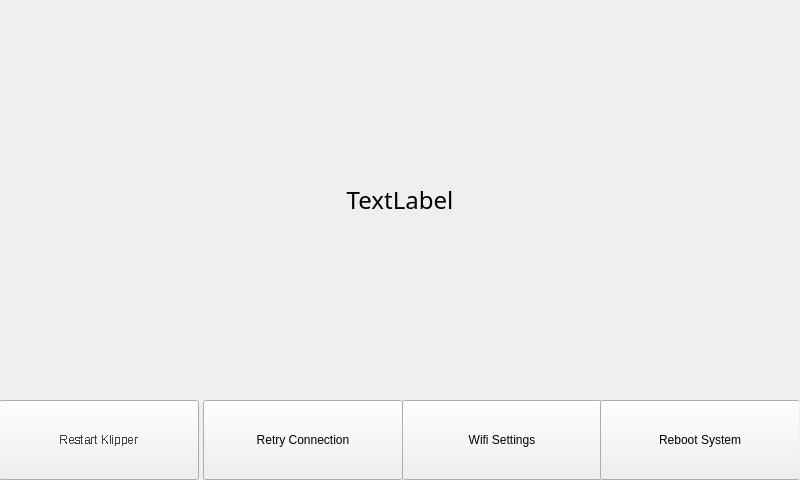
BlocksTechnology/BlocksScreen, file qt_ui/connectionWindow.ui: the form before one commit.
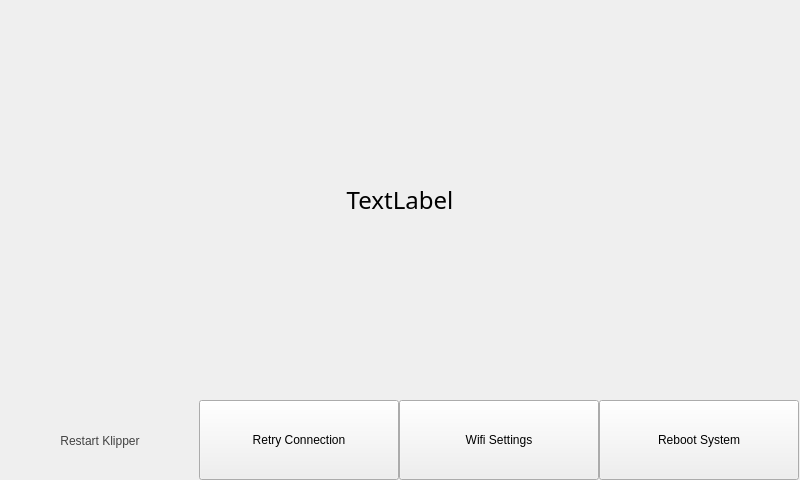
The form after the commit. Icons and pictures are not drawn. Custom widgets are drawn as their Qt base class.

```diff
--- a/qt_ui/connectionWindow.ui
+++ b/qt_ui/connectionWindow.ui
@@ -125,8 +125,8 @@
      <rect>
       <x>0</x>
       <y>0</y>
-      <width>200</width>
-      <height>80</height>
+      <width>202</width>
+      <height>82</height>
      </rect>
     </property>
     <property name="sizePolicy">
@@ -137,8 +137,14 @@
     </property>
     <property name="minimumSize">
      <size>
-      <width>200</width>
-      <height>80</height>
+      <width>202</width>
+      <height>82</height>
+     </size>
+    </property>
+    <property name="maximumSize">
+     <size>
+      <width>202</width>
+      <height>82</height>
      </size>
     </property>
     <property name="baseSize">
@@ -240,7 +246,7 @@
     </property>
     <property name="font">
      <font>
-      <stylestrategy>NoAntialias</stylestrategy>
+      <stylestrategy>PreferAntialias</stylestrategy>
      </font>
     </property>
     <property name="focusPolicy">
@@ -287,6 +293,9 @@
     <property name="autoRepeatInterval">
      <number>0</number>
     </property>
+    <property name="flat">
+     <bool>true</bool>
+    </property>
     <property name="setIconPosition" stdset="0">
      <point>
       <x>-2</x>
@@ -297,7 +306,7 @@
    <widget class="QPushButton" name="RetryConnectionButton">
     <property name="geometry">
      <rect>
-      <x>204</x>
+      <x>200</x>
       <y>0</y>
       <width>200</width>
       <height>80</height>
@@ -315,6 +324,18 @@
       <height>80</height>
      </size>
     </property>
+    <property name="maximumSize">
+     <size>
+      <width>200</width>
+      <height>80</height>
+     </size>
+    </property>
+    <property name="baseSize">
+     <size>
+      <width>200</width>
+      <height>80</height>
+     </size>
+    </property>
     <property name="focusPolicy">
      <enum>Qt::ClickFocus</enum>
     </property>
@@ -348,7 +369,7 @@
    <widget class="QPushButton" name="WifiButton">
     <property name="geometry">
      <rect>
-      <x>403</x>
+      <x>400</x>
       <y>0</y>
       <width>200</width>
       <height>80</height>
@@ -402,7 +423,7 @@
    <widget class="QPushButton" name="pushButton">
     <property name="geometry">
      <rect>
-      <x>601</x>
+      <x>600</x>
       <y>0</y>
       <width>200</width>
       <height>80</height>
@@ -420,6 +441,18 @@
       <height>80</height>
      </size>
     </property>
+    <property name="maximumSize">
+     <size>
+      <width>200</width>
+      <height>80</height>
+     </size>
+    </property>
+    <property name="baseSize">
+     <size>
+      <width>200</width>
+      <height>80</height>
+     </size>
+    </property>
     <property name="focusPolicy">
      <enum>Qt::ClickFocus</enum>
     </property>
```
Left out of the diff: 92 changed lines with no effect on the pictures.
